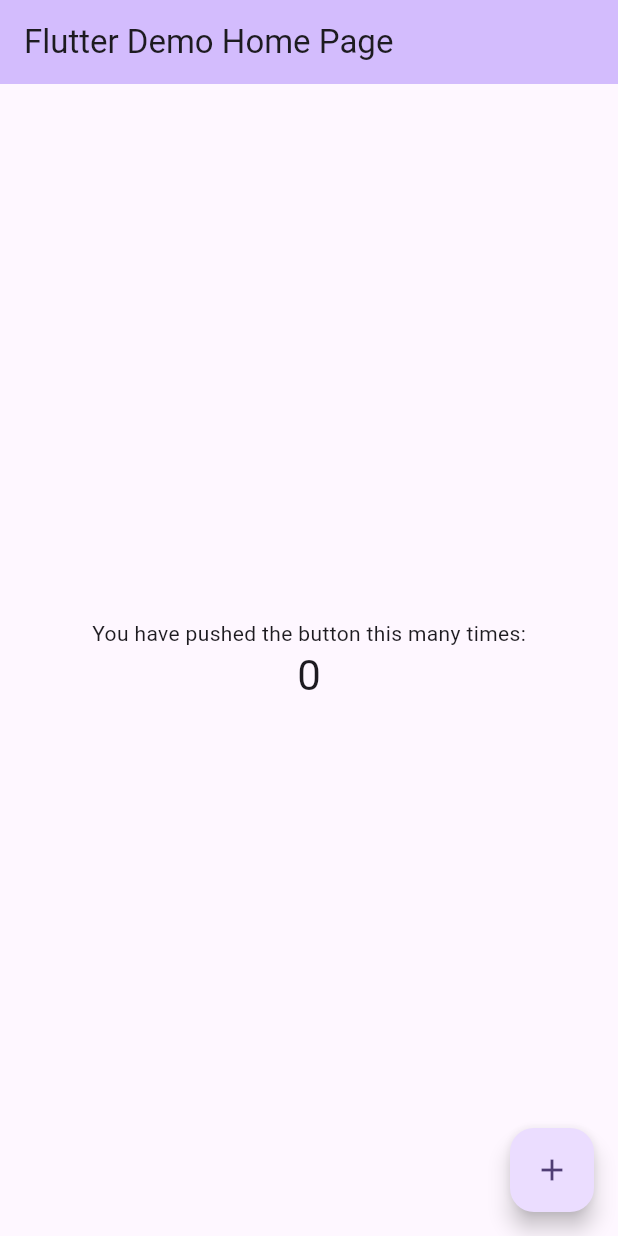
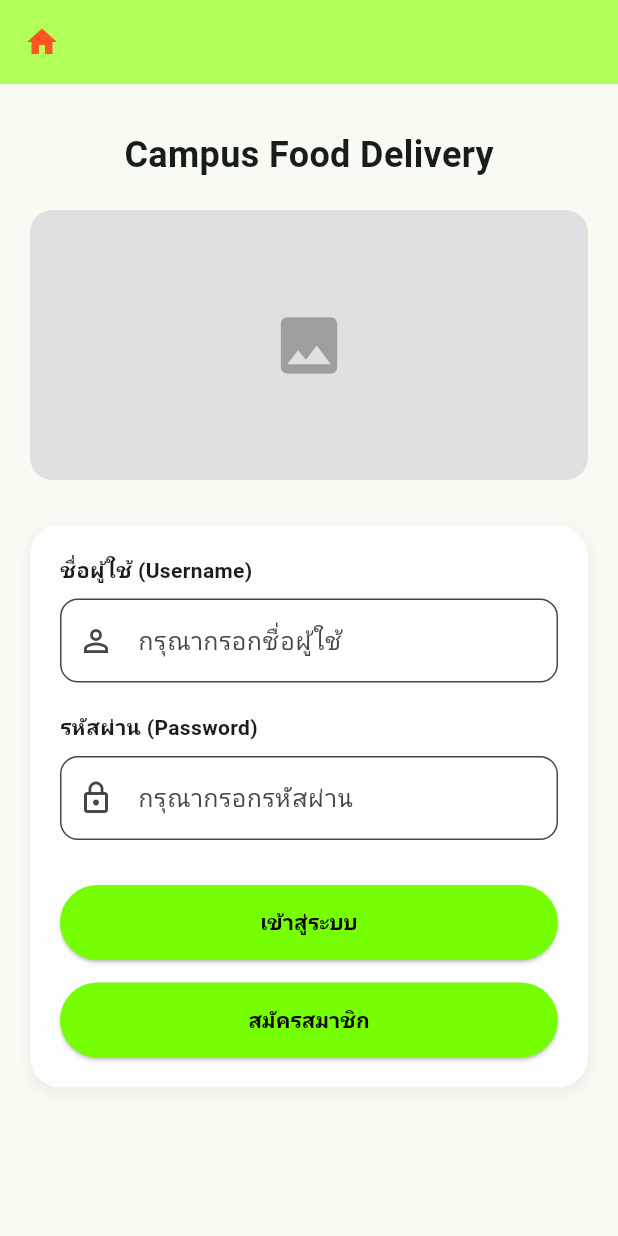
Before and after one commit to NC-Kaito/campus-food-delivery, a Flutter app: the screen it shows after launch, on a phone screen of 412 x 824 dp. Run offline on Flutter 3.47's test engine with Material 3 defaults, Android fonts, the phone set to English and light mode, and no system bars; our stand-ins replace dio.

Commit message:
Test Add File for user/member

```diff
--- /dev/null
+++ b/flutter_app/lib/data/models/member_model.dart
@@ -0,0 +1,49 @@
+class MemberModel {
+  // ส่วนเก็บข้อมูล
+  // ใช้เก็บค่าต่างๆ เช่น ชื่อผู้ใช้, รหัสผ่าน, อีเมล
+  String? username;
+  String? password;
+  String? firstname;
+  String? lastname;
+  String? email;
+  String? phone;
+  //-----------------------------------------------------------------------
+  // Constructor (ตัวสร้าง Object)
+  // ใช้สำหรับสร้าง Instance หรือ "ตัวตน" ของข้อมูลสมาชิกขึ้นมาใหม่
+  MemberModel({
+    this.username,
+    this.password,
+    this.firstname,
+    this.lastname,
+    this.email,
+    this.phone,
+  });
+  //-----------------------------------------------------------------------
+  // toJson() (แปลง Object เป็น Map/JSON)
+  //ใช้ตอน ส่งข้อมูลออกจาก App (เช่น ส่งไปเก็บใน Database หรือส่งผ่าน API)
+  Map<String, dynamic> toJson() {
+    final map = <String, dynamic>{};
+    if (username != null) map["username"] = username;
+    map["username"] = username;
+    map["password"] = password;
+    map["firstname"] = firstname;
+    map["lastname"] = lastname;
+    map["email"] = email;
+    map["phone"] = phone;
+    return map;
+  }
+
+  //-----------------------------------------------------------------------
+  // fromJson() (แปลง JSON เป็น Object)
+  // ใช้ตอน รับข้อมูลเข้ามาใน App (เช่น ดึงข้อมูลมาจาก Server)
+  factory MemberModel.fromJson(Map<String, dynamic> Json) {
+    return MemberModel(
+      username: Json["username"],
+      password: Json["password"],
+      firstname: Json["firstname"],
+      lastname: Json["lastname"],
+      email: Json["email"],
+      phone: Json["phone"],
+    );
+  }
+}
--- /dev/null
+++ b/flutter_app/lib/features/member/login_member.dart
@@ -0,0 +1,198 @@
+import 'package:flutter/material.dart';
+import 'package:flutter_app/features/member/shared_appbar_member.dart';
+import 'package:flutter_app/features/user/register_member.dart';
+
+class LoginMember extends StatefulWidget {
+  const LoginMember({super.key});
+
+  @override
+  State<LoginMember> createState() => _LoginMemberState();
+}
+
+class _LoginMemberState extends State<LoginMember> {
+  final TextEditingController _usernameController = TextEditingController();
+  final TextEditingController _passwordController = TextEditingController();
+  bool _isLoading = false;
+
+  @override
+  void dispose() {
+    _usernameController.dispose();
+    _passwordController.dispose();
+    super.dispose();
+  }
+
+  void _handleLogin() {
+    final username = _usernameController.text;
+    final password = _passwordController.text;
+
+    if (username.isNotEmpty && password.isNotEmpty) {
+      setState(() {
+        _isLoading = true;
+      });
+      Future.delayed(const Duration(seconds: 2), () {
+        if (mounted) {
+          // เช็คว่าหน้าจอยังเปิดอยู่ไหมก่อน setState
+          setState(() {
+            _isLoading = false;
+          });
+          print('Login attempts with: $username, $password');
+        }
+      });
+    } else {
+      ScaffoldMessenger.of(context).showSnackBar(
+        const SnackBar(content: Text('กรุณากรอกข้อมูลให้ครบถ้วน')),
+      );
+    }
+  }
+
+  @override
+  Widget build(BuildContext context) {
+    return Scaffold(
+      appBar:
+          const SharedAppBarMember(), // เรียกใช้ตัวที่คุณเพิ่งแก้ preferredSize ไป
+      body: SingleChildScrollView(
+        padding: const EdgeInsets.symmetric(horizontal: 20, vertical: 30),
+        child: Column(
+          children: [
+            const Text(
+              'Campus Food Delivery',
+              style: TextStyle(fontSize: 24, fontWeight: FontWeight.bold),
+            ),
+            const SizedBox(height: 20),
+
+            // Illustration Placeholder
+            Container(
+              height: 180,
+              width: double.infinity,
+              decoration: BoxDecoration(
+                color: Colors.grey[300],
+                borderRadius: BorderRadius.circular(15),
+              ),
+              child: const Icon(Icons.image, size: 50, color: Colors.grey),
+            ),
+            const SizedBox(height: 30),
+
+            // Form Container
+            Container(
+              padding: const EdgeInsets.all(20),
+              decoration: BoxDecoration(
+                color: const Color(0xFFFDFDFD),
+                borderRadius: BorderRadius.circular(20),
+                boxShadow: [
+                  BoxShadow(
+                    color: Colors.black.withOpacity(0.05),
+                    spreadRadius: 1,
+                    blurRadius: 5,
+                    offset: const Offset(0, 3),
+                  ),
+                ],
+              ),
+              child: Column(
+                children: [
+                  // หมายเหตุ: อย่าลืมสร้างคลาส CustomTextField และ PrimaryButton ไว้ในโปรเจกต์ด้วยนะครับ
+                  _buildTextField(
+                    label: 'ชื่อผู้ใช้ (Username)',
+                    hint: 'กรุณากรอกชื่อผู้ใช้',
+                    icon: Icons.person_outline,
+                    controller: _usernameController,
+                  ),
+                  const SizedBox(height: 20),
+                  _buildTextField(
+                    label: 'รหัสผ่าน (Password)',
+                    hint: 'กรุณากรอกรหัสผ่าน',
+                    icon: Icons.lock_outline,
+                    controller: _passwordController,
+                    isPassword: true,
+                  ),
+                  const SizedBox(height: 30),
+
+                  // ปุ่ม Login
+                  _buildButton(
+                    text: 'เข้าสู่ระบบ',
+                    onPressed: _handleLogin,
+                    color: const Color(0xFF76FF03),
+                    loading: _isLoading,
+                  ),
+                  const SizedBox(height: 15),
+
+                  // ปุ่มสมัครสมาชิก
+                  _buildButton(
+                    text: 'สมัครสมาชิก',
+                    onPressed: () {
+                      Navigator.push(
+                        context,
+                        MaterialPageRoute(
+                          builder: (context) => const RegisterMember(),
+                        ),
+                      );
+                    },
+                    color: const Color(0xFF76FF03),
+                  ),
+                ],
+              ),
+            ),
+          ],
+        ),
+      ),
+    );
+  }
+
+  // ฟังก์ชันช่วยสร้าง TextField แบบง่ายๆ ภายในไฟล์เดียว
+  Widget _buildTextField({
+    required String label,
+    required String hint,
+    required IconData icon,
+    required TextEditingController controller,
+    bool isPassword = false,
+  }) {
+    return Column(
+      crossAxisAlignment: CrossAxisAlignment.start,
+      children: [
+        Text(label, style: const TextStyle(fontWeight: FontWeight.bold)),
+        const SizedBox(height: 8),
+        TextField(
+          controller: controller,
+          obscureText: isPassword,
+          decoration: InputDecoration(
+            hintText: hint,
+            prefixIcon: Icon(icon),
+            filled: true,
+            fillColor: Colors.white,
+            border: OutlineInputBorder(borderRadius: BorderRadius.circular(12)),
+          ),
+        ),
+      ],
+    );
+  }
+
+  // ฟังก์ชันช่วยสร้างปุ่มแบบง่ายๆ
+  Widget _buildButton({
+    required String text,
+    required VoidCallback onPressed,
+    required Color color,
+    bool loading = false,
+  }) {
+    return SizedBox(
+      width: double.infinity,
+      height: 50,
+      child: ElevatedButton(
+        onPressed: loading ? null : onPressed,
+        style: ElevatedButton.styleFrom(
+          backgroundColor: color,
+          shape: RoundedRectangleBorder(
+            borderRadius: BorderRadius.circular(25),
+          ),
+        ),
+        child: loading
+            ? const CircularProgressIndicator(color: Colors.white)
+            : Text(
+                text,
+                style: const TextStyle(
+                  color: Colors.black,
+                  fontWeight: FontWeight.bold,
+                ),
+              ),
+      ),
+    );
+  }
+}
--- /dev/null
+++ b/flutter_app/lib/features/member/shared_appbar_member.dart
@@ -0,0 +1,24 @@
+import 'package:flutter/material.dart';
+
+class SharedAppBarMember extends StatefulWidget implements PreferredSizeWidget {
+  const SharedAppBarMember({super.key});
+
+  @override
+  State<SharedAppBarMember> createState() => _SharedAppBarMemberState();
+
+  @override
+  Size get preferredSize => const Size.fromHeight(kToolbarHeight);
+}
+
+class _SharedAppBarMemberState extends State<SharedAppBarMember> {
+  @override
+  Widget build(BuildContext context) {
+    return AppBar(
+      backgroundColor: Colors.lightGreenAccent,
+      leading: IconButton(
+        icon: const Icon(Icons.home, color: Colors.deepOrange),
+        onPressed: () {},
+      ),
+    );
+  }
+}
--- a/flutter_app/lib/main.dart
+++ b/flutter_app/lib/main.dart
@@ -1,4 +1,5 @@
 import 'package:flutter/material.dart';
+import 'package:flutter_app/features/member/login_member.dart';
 
 void main() {
   runApp(const MyApp());
@@ -11,112 +12,9 @@ class MyApp extends StatelessWidget {
   @override
   Widget build(BuildContext context) {
     return MaterialApp(
-      title: 'Flutter Demo',
-      theme: ThemeData(
-        // This is the theme of your application.
-        //
-        // TRY THIS: Try running your application with "flutter run". You'll see
-        // the application has a purple toolbar. Then, without quitting the app,
-        // try changing the seedColor in the colorScheme below to Colors.green
-        // and then invoke "hot reload" (save your changes or press the "hot
-        // reload" button in a Flutter-supported IDE, or press "r" if you used
-        // the command line to start the app).
-        //
-        // Notice that the counter didn't reset back to zero; the application
-        // state is not lost during the reload. To reset the state, use hot
-        // restart instead.
-        //
-        // This works for code too, not just values: Most code changes can be
-        // tested with just a hot reload.
-        colorScheme: .fromSeed(seedColor: Colors.deepPurple),
-      ),
-      home: const MyHomePage(title: 'Flutter Demo Home Page'),
+      title: 'Campus food Delivery',
+      theme: ThemeData(colorScheme: .fromSeed(seedColor: Colors.green)),
+      home: LoginMember(),
     );
   }
 }
-
-class MyHomePage extends StatefulWidget {
-  const MyHomePage({super.key, required this.title});
-
-  // This widget is the home page of your application. It is stateful, meaning
-  // that it has a State object (defined below) that contains fields that affect
-  // how it looks.
-
-  // This class is the configuration for the state. It holds the values (in this
-  // case the title) provided by the parent (in this case the App widget) and
-  // used by the build method of the State. Fields in a Widget subclass are
-  // always marked "final".
-
-  final String title;
-
-  @override
-  State<MyHomePage> createState() => _MyHomePageState();
-}
-
-class _MyHomePageState extends State<MyHomePage> {
-  int _counter = 0;
-
-  void _incrementCounter() {
-    setState(() {
-      // This call to setState tells the Flutter framework that something has
-      // changed in this State, which causes it to rerun the build method below
-      // so that the display can reflect the updated values. If we changed
-      // _counter without calling setState(), then the build method would not be
-      // called again, and so nothing would appear to happen.
-      _counter++;
-    });
-  }
-
-  @override
-  Widget build(BuildContext context) {
-    // This method is rerun every time setState is called, for instance as done
-    // by the _incrementCounter method above.
-    //
-    // The Flutter framework has been optimized to make rerunning build methods
-    // fast, so that you can just rebuild anything that needs updating rather
-    // than having to individually change instances of widgets.
-    return Scaffold(
-      appBar: AppBar(
-        // TRY THIS: Try changing the color here to a specific color (to
-        // Colors.amber, perhaps?) and trigger a hot reload to see the AppBar
-        // change color while the other colors stay the same.
-        backgroundColor: Theme.of(context).colorScheme.inversePrimary,
-        // Here we take the value from the MyHomePage object that was created by
-        // the App.build method, and use it to set our appbar title.
-        title: Text(widget.title),
-      ),
-      body: Center(
-        // Center is a layout widget. It takes a single child and positions it
-        // in the middle of the parent.
-        child: Column(
-          // Column is also a layout widget. It takes a list of children and
-          // arranges them vertically. By default, it sizes itself to fit its
-          // children horizontally, and tries to be as tall as its parent.
-          //
-          // Column has various properties to control how it sizes itself and
-          // how it positions its children. Here we use mainAxisAlignment to
-          // center the children vertically; the main axis here is the vertical
-          // axis because Columns are vertical (the cross axis would be
-          // horizontal).
-          //
-          // TRY THIS: Invoke "debug painting" (choose the "Toggle Debug Paint"
-          // action in the IDE, or press "p" in the console), to see the
-          // wireframe for each widget.
-          mainAxisAlignment: .center,
-          children: [
-            const Text('You have pushed the button this many times:'),
-            Text(
-              '$_counter',
-              style: Theme.of(context).textTheme.headlineMedium,
-            ),
-          ],
-        ),
-      ),
-      floatingActionButton: FloatingActionButton(
-        onPressed: _incrementCounter,
-        tooltip: 'Increment',
-        child: const Icon(Icons.add),
-      ),
-    );
-  }
-}
--- a/flutter_app/pubspec.yaml
+++ b/flutter_app/pubspec.yaml
@@ -2,7 +2,7 @@ name: flutter_app
 description: "A new Flutter project."
 # The following line prevents the package from being accidentally published to
 # pub.dev using `flutter pub publish`. This is preferred for private packages.
-publish_to: 'none' # Remove this line if you wish to publish to pub.dev
+publish_to: "none" # Remove this line if you wish to publish to pub.dev
 
 # The following defines the version and build number for your application.
 # A version number is three numbers separated by dots, like 1.2.43
@@ -34,6 +34,7 @@ dependencies:
   # The following adds the Cupertino Icons font to your application.
   # Use with the CupertinoIcons class for iOS style icons.
   cupertino_icons: ^1.0.8
+  dio: ^5.9.1
 
 dev_dependencies:
   flutter_test:
@@ -51,7 +52,6 @@ dev_dependencies:
 
 # The following section is specific to Flutter packages.
 flutter:
-
   # The following line ensures that the Material Icons font is
   # included with your application, so that you can use the icons in
   # the material Icons class.
```
Also changed, not shown: flutter_app/lib/core/network/dio_client.dart (added, +12 -0 lines), flutter_app/lib/features/user/register_member.dart (added, +334 -0 lines), flutter_app/pubspec.lock, 4 other files.
